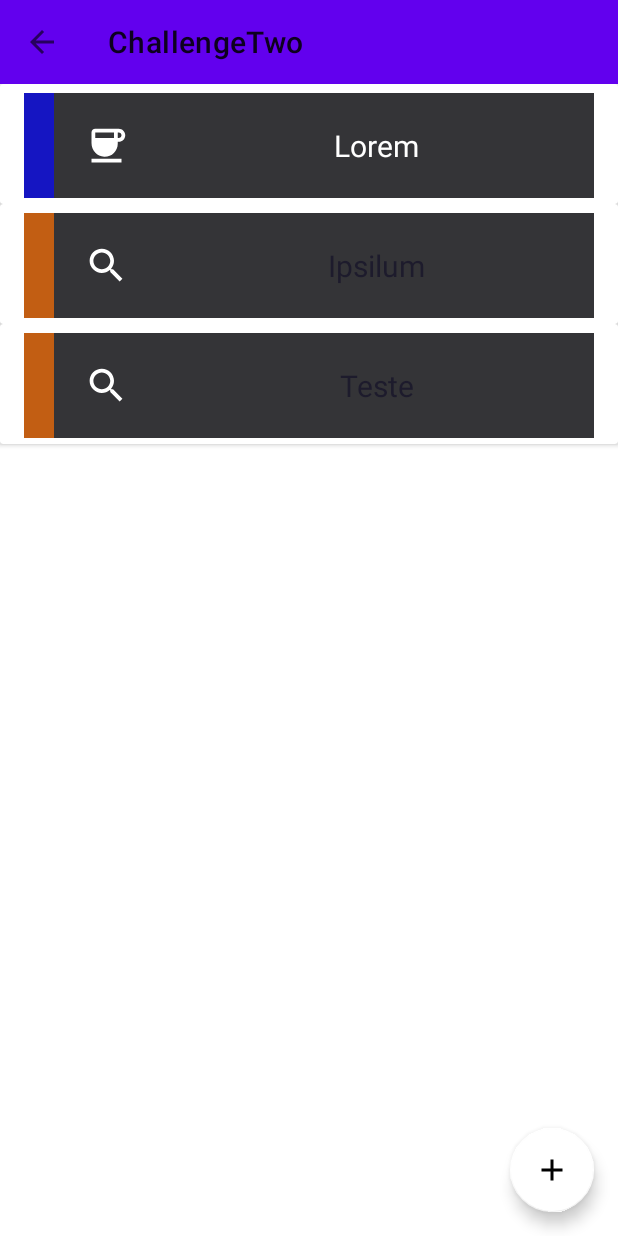
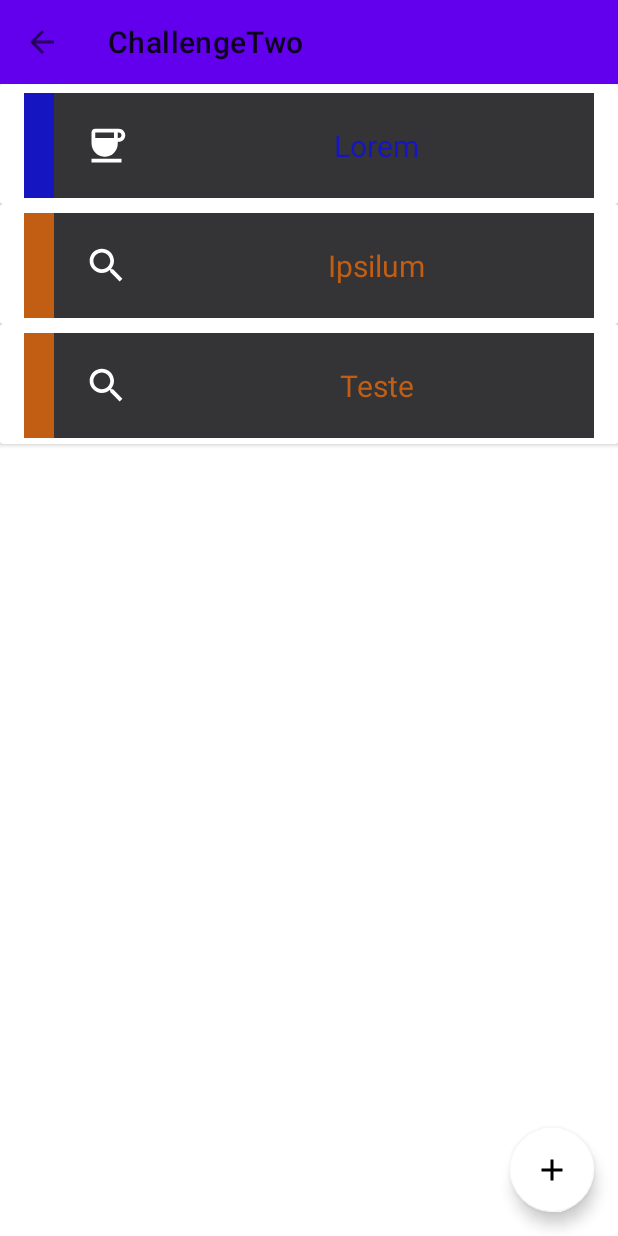
Before and after one commit to thiagocostasouza/Invillia, an Android app: the LayoutFourActivity screen opened directly, with no data from a screen before it, on a phone screen of 412 x 824 dp. Run offline under Robolectric (Android 15) with nearby library versions, the phone set to English and light mode, and no system bars.

Commit message:
fix: correção da listagem

```diff
--- a/app/src/main/java/com/example/challengetwo/LayoutFourAdapter.kt
+++ b/app/src/main/java/com/example/challengetwo/LayoutFourAdapter.kt
@@ -1,28 +1,25 @@
 package com.example.challengetwo
 
+import android.content.Context
 import android.view.LayoutInflater
 import android.view.ViewGroup
 import androidx.recyclerview.widget.RecyclerView
 import com.example.challengetwo.model.Layout
 
-class LayoutFourAdapter() : RecyclerView.Adapter<LayoutFourAdapterViewHolder>() {
+class LayoutFourAdapter(private var itemsFour: List<Layout>) : RecyclerView.Adapter<LayoutFourAdapterViewHolder>() {
 
-    private var itemsFour = listOf<Layout>()
-
-    fun updateItems(newItemFour:List<Layout>) {
-        itemsFour = newItemFour
-        notifyDataSetChanged()
-    }
+    private lateinit var context: Context
 
     override fun onCreateViewHolder(parent: ViewGroup, viewType: Int): LayoutFourAdapterViewHolder {
-        val view = LayoutInflater.from(parent.context).inflate(R.layout.layoutfour_item, parent, false)
+        context = parent.context
+        val view = LayoutInflater.from(context).inflate(R.layout.layoutfour_item, parent, false)
         return LayoutFourAdapterViewHolder(view)
     }
 
     override fun onBindViewHolder(holder: LayoutFourAdapterViewHolder, position: Int) {
-        holder.bindFour(itemsFour[position])
+        holder.bindFour(itemsFour[position], context)
     }
 
-    override fun getItemCount(): Int = itemsFour.size
+    override fun getItemCount() = itemsFour.size
 
 }
--- a/app/src/main/java/com/example/challengetwo/LayoutFourAdapterViewHolder.kt
+++ b/app/src/main/java/com/example/challengetwo/LayoutFourAdapterViewHolder.kt
@@ -1,8 +1,10 @@
 package com.example.challengetwo
 
+import android.content.Context
 import android.view.View
 import android.widget.ImageView
 import android.widget.TextView
+import androidx.core.content.ContextCompat
 import androidx.recyclerview.widget.RecyclerView
 import com.example.challengetwo.model.Layout
 
@@ -12,12 +14,13 @@ class LayoutFourAdapterViewHolder(itemView: View) : RecyclerView.ViewHolder(item
     private val imageIconFour: ImageView = itemView.findViewById(R.id.img_icon_four)
     private val barIconFour: View = itemView.findViewById(R.id.bar)
 
-    fun bindFour(itemFour: Layout) {
+    fun bindFour(itemFour: Layout, context: Context) {
+        itemFour.apply {
+            textViewFour.text = texto
 
-        textViewFour.text = itemFour.texto
-
-        itemFour.images?.let { imageIconFour.setImageResource(it) }
-        itemFour.textColor?.let { textViewFour.setTextColor(it) }
-        itemFour.color?.let { barIconFour.setBackgroundResource(it)}
+            images?.let { imageIconFour.setImageResource(it) }
+            textColor?.let { textViewFour.setTextColor(ContextCompat.getColor(context, it)) }
+            color?.let { barIconFour.setBackgroundResource(it) }
+        }
     }
 }
--- a/app/src/main/java/com/example/challengetwo/ui/LayoutFourActivity.kt
+++ b/app/src/main/java/com/example/challengetwo/ui/LayoutFourActivity.kt
@@ -11,22 +11,22 @@ import com.example.challengetwo.model.Layout
 class LayoutFourActivity : AppCompatActivity() {
 
     private lateinit var recyclerView: RecyclerView
-    private val adapter = LayoutFourAdapter()
+    private lateinit var adapter: LayoutFourAdapter
 
     override fun onCreate(savedInstanceState: Bundle?) {
         super.onCreate(savedInstanceState)
         setContentView(R.layout.layoutfour_rv)
 
         recyclerView = findViewById(R.id.recyclerVNFour)
-        recyclerView.adapter = adapter
 
         initToolbar()
 
-        val layouts = arrayListOf(
+        val layouts = listOf(
             Layout(
                 texto = "Lorem",
                 images = R.drawable.ic_coffee,
-                color = R.drawable.shape_color_blue
+                color = R.drawable.shape_color_blue,
+                textColor = R.color.blue
             ),
             Layout(
                 texto = "Ipsilum",
@@ -40,18 +40,17 @@ class LayoutFourActivity : AppCompatActivity() {
                 images = R.drawable.ic_search,
                 color = R.drawable.shape_color_orange,
                 textColor = R.color.orange
+            )
         )
 
-        )
-
-        adapter.updateItems(layouts)
+        adapter = LayoutFourAdapter(layouts)
+        recyclerView.adapter = adapter
     }
 
     private fun initToolbar() {
         val toolbar = findViewById<Toolbar>(R.id.toolbar)
         setSupportActionBar(toolbar)
         supportActionBar?.setDisplayHomeAsUpEnabled(true)
-
     }
 
     override fun onSupportNavigateUp(): Boolean {
--- a/app/src/main/res/values-night/themes.xml
+++ b/app/src/main/res/values-night/themes.xml
@@ -1,6 +1,6 @@
 <resources xmlns:tools="http://schemas.android.com/tools">
     <!-- Base application theme. -->
-    <style name="Theme.ChallengeTwo" parent="Theme.MaterialComponents.DayNight.DarkActionBar">
+    <style name="Theme.ChallengeTwo" parent="Theme.MaterialComponents.DayNight.NoActionBar">
         <!-- Primary brand color. -->
         <item name="colorPrimary">@color/purple_200</item>
         <item name="colorPrimaryVariant">@color/purple_700</item>
```
Also changed, not shown: 1 other file.
